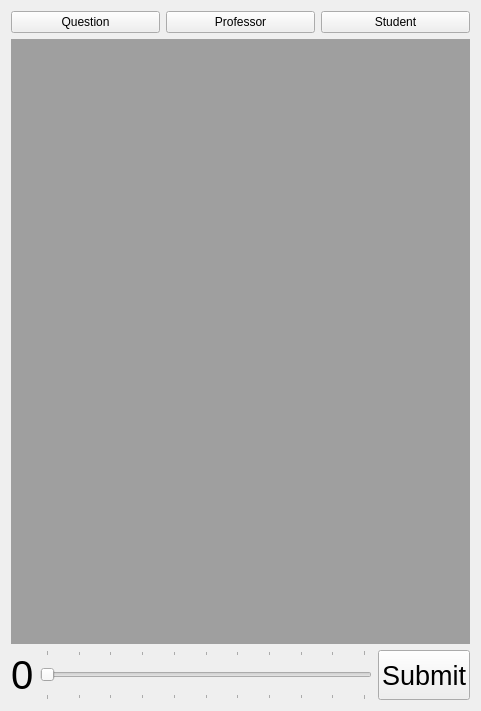
Old version of the form umati/UmatiGradingTaskView.ui in the repository kheimerl/umati.
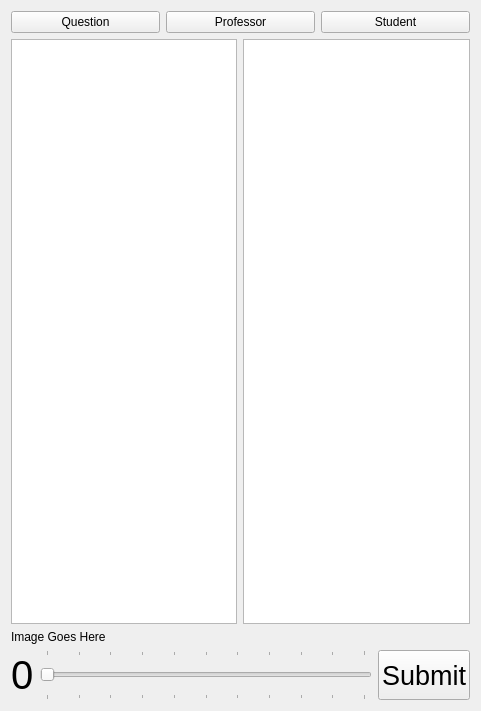
New version of the form.

Diff of the .ui file:
```diff
--- a/umati/UmatiGradingTaskView.ui
+++ b/umati/UmatiGradingTaskView.ui
@@ -115,14 +115,45 @@
     </layout>
    </item>
    <item row="4" column="0">
-    <widget class="QMdiArea" name="mainArea">
-     <property name="layoutDirection">
-      <enum>Qt::LeftToRight</enum>
-     </property>
-     <property name="documentMode">
-      <bool>false</bool>
-     </property>
-    </widget>
+    <layout class="QVBoxLayout" name="verticalLayout_2">
+     <item>
+      <layout class="QHBoxLayout" name="horizontalLayout_3">
+       <item>
+        <widget class="QTextBrowser" name="questionField">
+         <property name="minimumSize">
+          <size>
+           <width>0</width>
+           <height>300</height>
+          </size>
+         </property>
+        </widget>
+       </item>
+       <item>
+        <widget class="QTextBrowser" name="goldField">
+         <property name="minimumSize">
+          <size>
+           <width>0</width>
+           <height>300</height>
+          </size>
+         </property>
+        </widget>
+       </item>
+      </layout>
+     </item>
+     <item>
+      <widget class="QLabel" name="studentField">
+       <property name="maximumSize">
+        <size>
+         <width>16777215</width>
+         <height>16777215</height>
+        </size>
+       </property>
+       <property name="text">
+        <string>Image Goes Here</string>
+       </property>
+      </widget>
+     </item>
+    </layout>
    </item>
   </layout>
  </widget>
```
